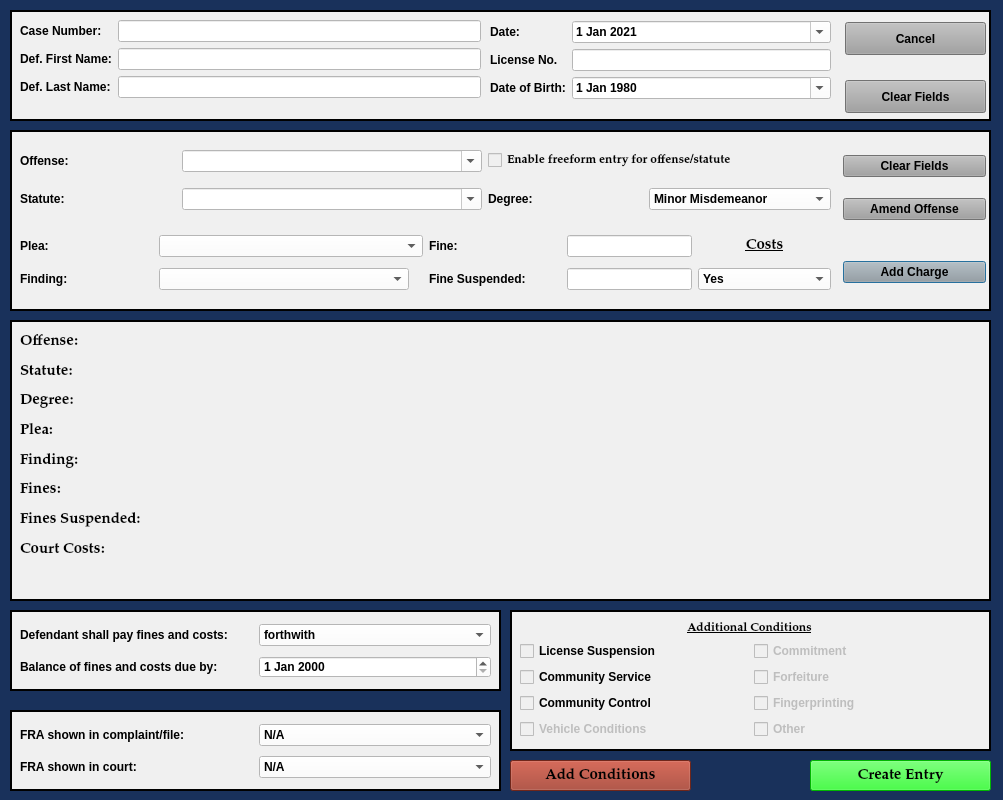
Above: resources/ui/MinorMisdemeanorDialog.ui from HunterProgram22/MuniEntry before the change. Below: the same form after it.
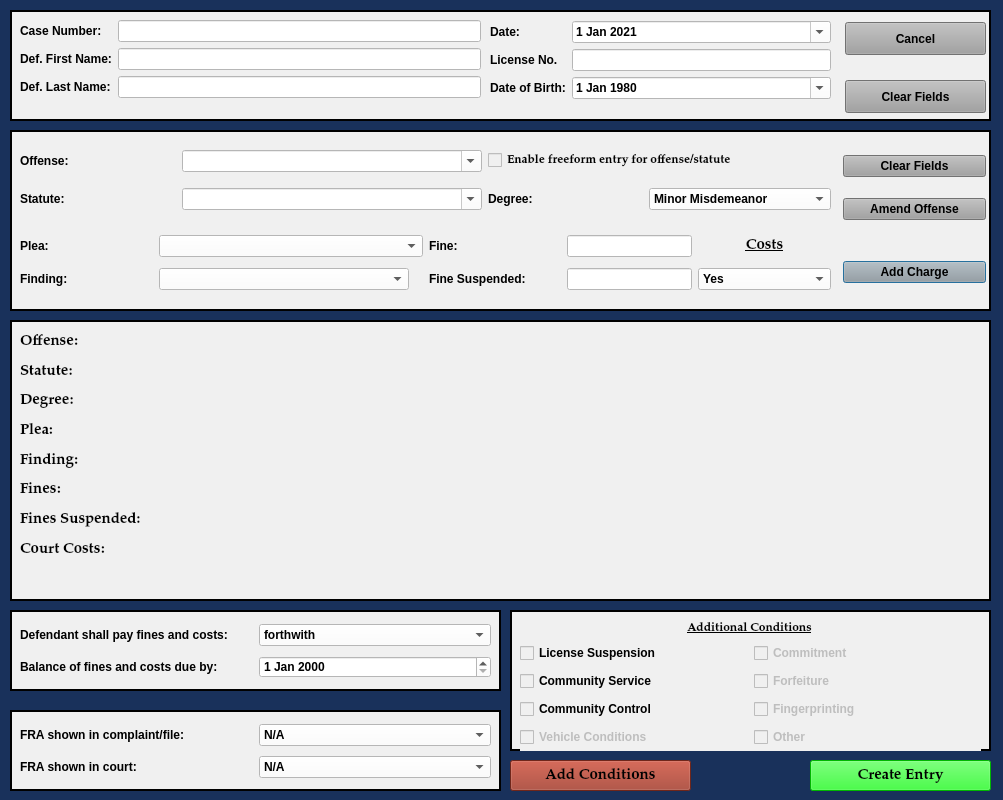
That is the form after the change.

Patch:
```diff
--- a/resources/ui/MinorMisdemeanorDialog.ui
+++ b/resources/ui/MinorMisdemeanorDialog.ui
@@ -1256,7 +1256,7 @@
       <x>10</x>
       <y>31</y>
       <width>461</width>
-      <height>101</height>
+      <height>112</height>
      </rect>
     </property>
     <layout class="QGridLayout" name="gridLayout_5">
```
Left out of the diff: 16 changed lines with no effect on the pictures.
